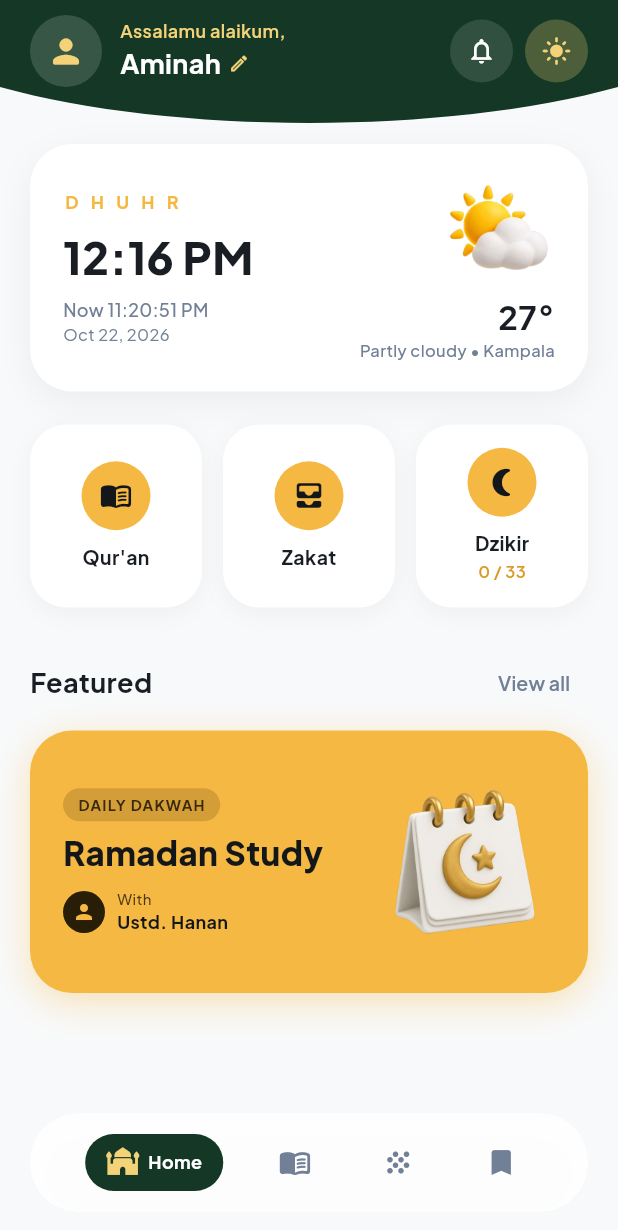
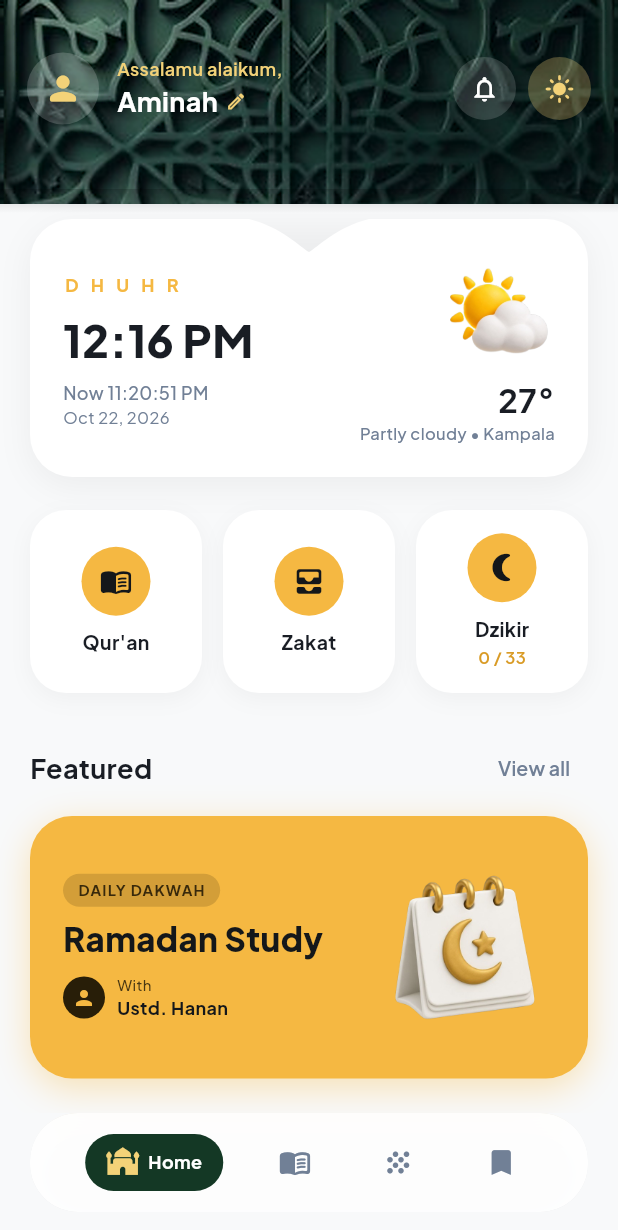
Before and after one commit to piustech1/my-quran, a Flutter app: the screen it shows after launch, on a phone screen of 412 x 824 dp. Shown: the top 1230 px of the screen. Run offline on Flutter 3.47's test engine with Material 3 defaults, Android fonts, the phone set to English and light mode, and no system bars; our stand-ins replace google_fonts, just_audio, shared_preferences.

Commit message:
feat: v1.7.0 AI-generated 4K mufta dome header & card cutout system

```diff
--- a/lib/screens/home_dashboard_screen.dart
+++ b/lib/screens/home_dashboard_screen.dart
@@ -3,8 +3,9 @@ import 'package:flutter/material.dart';
 import 'package:google_fonts/google_fonts.dart';
 import '../constants/app_colors.dart';
 import '../services/theme_service.dart';
-import '../widgets/curved_header.dart';
 import '../widgets/dzikir_counter_dialog.dart';
+import '../widgets/mufta_cutout_clipper.dart';
+import '../widgets/mufta_header.dart';
 import 'quran_library_screen.dart';
 
 class HomeDashboardScreen extends StatefulWidget {
@@ -149,13 +150,11 @@ class _HomeDashboardScreenState extends State<HomeDashboardScreen> {
       backgroundColor: bg,
       body: Column(
         children: [
-          // 1. Curved Downward Solid Forest Green Header (no outlines)
-          CurvedDownwardHeader(
-            curveDepth: 24.0,
-            backgroundColor: AppColors.forestGreen,
-            padding: EdgeInsets.fromLTRB(20, MediaQuery.of(context).padding.top + 10, 20, 24),
+          // 1. AI-Generated Islamic Mufta Dome Header (HD 4K texture, no outlines)
+          MuftaHeader(
             child: Row(
               mainAxisAlignment: MainAxisAlignment.spaceBetween,
+              crossAxisAlignment: CrossAxisAlignment.center,
               children: [
                 Row(
                   children: [
@@ -165,7 +164,7 @@ class _HomeDashboardScreenState extends State<HomeDashboardScreen> {
                       height: 48,
                       decoration: BoxDecoration(
                         shape: BoxShape.circle,
-                        color: Colors.white.withOpacity(0.15),
+                        color: Colors.white.withOpacity(0.18),
                       ),
                       child: const Icon(Icons.person_rounded, color: AppColors.warmGold, size: 26),
                     ),
@@ -211,7 +210,7 @@ class _HomeDashboardScreenState extends State<HomeDashboardScreen> {
                       height: 42,
                       decoration: BoxDecoration(
                         shape: BoxShape.circle,
-                        color: Colors.white.withOpacity(0.12),
+                        color: Colors.white.withOpacity(0.15),
                       ),
                       alignment: Alignment.center,
                       child: const Icon(
@@ -228,7 +227,7 @@ class _HomeDashboardScreenState extends State<HomeDashboardScreen> {
                         height: 42,
                         decoration: BoxDecoration(
                           shape: BoxShape.circle,
-                          color: AppColors.warmGold.withOpacity(0.25),
+                          color: AppColors.warmGold.withOpacity(0.28),
                         ),
                         alignment: Alignment.center,
                         child: Icon(
@@ -248,16 +247,17 @@ class _HomeDashboardScreenState extends State<HomeDashboardScreen> {
           Expanded(
             child: SingleChildScrollView(
               physics: const BouncingScrollPhysics(),
-              padding: const EdgeInsets.fromLTRB(20, 14, 20, 24),
+              padding: const EdgeInsets.fromLTRB(20, 10, 20, 24),
               child: Column(
                 crossAxisAlignment: CrossAxisAlignment.stretch,
                 children: [
-                  // 2. Prayer Card ("DHUHR 12:16 PM" with Sun/Cloud Illustration & Weather)
-                  Container(
-                    height: 165,
-                    padding: const EdgeInsets.symmetric(horizontal: 22, vertical: 18),
+                  // 2. Prayer Card with Mufta Cutout Cradle ("DHUHR 12:16 PM" with Sun/Cloud Illustration & Weather)
+                  Stack(
+                    children: [
+                      // Ambient drop shadow for the card
+                      Positioned.fill(
+                        child: Container(
                           decoration: BoxDecoration(
-                      color: isDark ? AppColors.darkSurface : AppColors.lightSurface,
                             borderRadius: BorderRadius.circular(28),
                             boxShadow: [
                               BoxShadow(
@@ -267,6 +267,19 @@ class _HomeDashboardScreenState extends State<HomeDashboardScreen> {
                               ),
                             ],
                           ),
+                        ),
+                      ),
+                      // Card with custom cutout notch for the Mufta protruding sharp tip
+                      ClipPath(
+                        clipper: const MuftaCutoutClipper(
+                          notchWidth: 80.0,
+                          notchDepth: 22.0,
+                          borderRadius: 28.0,
+                        ),
+                        child: Container(
+                          height: 172,
+                          padding: const EdgeInsets.fromLTRB(22, 20, 22, 16),
+                          color: isDark ? AppColors.darkSurface : AppColors.lightSurface,
                           child: Row(
                             children: [
                               // Prayer Time Details
@@ -340,6 +353,9 @@ class _HomeDashboardScreenState extends State<HomeDashboardScreen> {
                               ),
                             ],
                           ),
+                        ),
+                      ),
+                    ],
                   ),
               const SizedBox(height: 22),
 
--- a/lib/screens/quran_library_screen.dart
+++ b/lib/screens/quran_library_screen.dart
@@ -6,8 +6,9 @@ import '../models/juz.dart';
 import '../services/audio_service.dart';
 import '../services/storage_service.dart';
 import '../widgets/audio_player_bar.dart';
-import '../widgets/curved_header.dart';
 import '../widgets/islamic_star_badge.dart';
+import '../widgets/mufta_cutout_clipper.dart';
+import '../widgets/mufta_header.dart';
 import '../widgets/quran_3d_graphic.dart';
 import 'reader_screen.dart';
 
@@ -96,11 +97,8 @@ class _QuranLibraryScreenState extends State<QuranLibraryScreen>
       body: Column(
         crossAxisAlignment: CrossAxisAlignment.stretch,
         children: [
-          // Forest-Green Curved Dome Header with Back, Title, & Search
-          CurvedDownwardHeader(
-            curveDepth: 22.0,
-            backgroundColor: AppColors.forestGreen,
-            padding: EdgeInsets.fromLTRB(16, MediaQuery.of(context).padding.top + 8, 16, 22),
+          // AI-Generated Islamic Mufta Dome Header (HD 4K texture, no outlines)
+          MuftaHeader(
             child: Row(
               children: [
                 // Circular Back Button (no outline)
@@ -111,7 +109,7 @@ class _QuranLibraryScreenState extends State<QuranLibraryScreen>
                     height: 40,
                     decoration: BoxDecoration(
                       shape: BoxShape.circle,
-                      color: Colors.white.withOpacity(0.15),
+                      color: Colors.white.withOpacity(0.18),
                     ),
                     alignment: Alignment.center,
                     child: const Icon(Icons.arrow_back_ios_new_rounded, size: 16, color: Colors.white),
@@ -168,7 +166,7 @@ class _QuranLibraryScreenState extends State<QuranLibraryScreen>
                     height: 40,
                     decoration: BoxDecoration(
                       shape: BoxShape.circle,
-                      color: Colors.white.withOpacity(0.15),
+                      color: Colors.white.withOpacity(0.18),
                     ),
                     alignment: Alignment.center,
                     child: Icon(
@@ -189,14 +187,14 @@ class _QuranLibraryScreenState extends State<QuranLibraryScreen>
                 Column(
                   crossAxisAlignment: CrossAxisAlignment.stretch,
                   children: [
-                    // 1. Golden "Last Read" Card (Pushed comfortably below the dome curve)
+                    // 1. Golden "Last Read" Card with Mufta Cutout Cradle
                     Padding(
-                      padding: const EdgeInsets.fromLTRB(16, 16, 16, 14),
+                      padding: const EdgeInsets.fromLTRB(16, 10, 16, 14),
+                      child: Stack(
+                        children: [
+                          Positioned.fill(
                             child: Container(
-                  height: 172,
-                  padding: const EdgeInsets.fromLTRB(22, 18, 14, 18),
                               decoration: BoxDecoration(
-                    color: AppColors.accentGold,
                                 borderRadius: BorderRadius.circular(28),
                                 boxShadow: [
                                   BoxShadow(
@@ -206,6 +204,18 @@ class _QuranLibraryScreenState extends State<QuranLibraryScreen>
                                   ),
                                 ],
                               ),
+                            ),
+                          ),
+                          ClipPath(
+                            clipper: const MuftaCutoutClipper(
+                              notchWidth: 80.0,
+                              notchDepth: 20.0,
+                              borderRadius: 28.0,
+                            ),
+                            child: Container(
+                              height: 172,
+                              padding: const EdgeInsets.fromLTRB(22, 22, 14, 18),
+                              color: AppColors.accentGold,
                   child: Row(
                     children: [
                       // Left content
@@ -308,6 +318,9 @@ class _QuranLibraryScreenState extends State<QuranLibraryScreen>
                       ),
                     ],
                   ),
+                ),
+              ),
+            ],
           ),
         ),
 
--- a/lib/screens/reader_screen.dart
+++ b/lib/screens/reader_screen.dart
@@ -9,7 +9,7 @@ import '../services/storage_service.dart';
 import '../widgets/audio_frequency_wave.dart';
 import '../widgets/ayah_card.dart';
 import '../widgets/bismillah_banner.dart';
-import '../widgets/curved_header.dart';
+import '../widgets/mufta_header.dart';
 import '../widgets/page_turn_view.dart';
 
 enum ReaderMode {
@@ -367,7 +367,7 @@ class _ReaderScreenState extends State<ReaderScreen> {
     final isDark = Theme.of(context).brightness == Brightness.dark;
     final bg = isDark ? AppColors.darkBackground : AppColors.lightBackground;
     final topPadding = MediaQuery.of(context).padding.top;
-    final headerHeight = topPadding + 138.0;
+    final headerHeight = topPadding + 148.0;
 
     return Scaffold(
       backgroundColor: bg,
@@ -376,12 +376,12 @@ class _ReaderScreenState extends State<ReaderScreen> {
           // Main Reader Body (takes full height with zero bottom obstruction)
           Positioned.fill(
             child: Padding(
-              padding: EdgeInsets.only(top: headerHeight - 6, bottom: 8),
+              padding: EdgeInsets.only(top: headerHeight - 4, bottom: 8),
               child: _buildBody(),
             ),
           ),
 
-          // Curved Downward Solid Forest Green Header with Golden Audio Frequency Wave
+          // HD 4K Arabesque Mufta Dome Header with Golden Audio Frequency Wave
           Positioned(
             top: 0,
             left: 0,
@@ -395,15 +395,15 @@ class _ReaderScreenState extends State<ReaderScreen> {
 
   Widget _buildCurvedHeader(BuildContext context) {
     final topPadding = MediaQuery.of(context).padding.top;
+    final headerHeight = topPadding + 148.0;
 
-    return CurvedDownwardHeader(
-      curveDepth: 22.0,
-      backgroundColor: AppColors.forestGreen,
+    return MuftaHeader(
+      height: headerHeight,
       padding: EdgeInsets.only(
         top: topPadding + 6,
         left: 10,
         right: 10,
-        bottom: 22,
+        bottom: 24,
       ),
       child: Column(
         mainAxisSize: MainAxisSize.min,
--- /dev/null
+++ b/lib/widgets/mufta_cutout_clipper.dart
@@ -0,0 +1,88 @@
+import 'package:flutter/material.dart';
+
+/// Custom clipper that carves an organic Islamic arch notch into the top center of a card.
+/// This allows the protruding sharp center tip of the top Mufta header to nest
+/// seamlessly into the card like a puzzle piece without colliding with child text or icons.
+class MuftaCutoutClipper extends CustomClipper<Path> {
+  final double notchWidth;
+  final double notchDepth;
+  final double borderRadius;
+
+  const MuftaCutoutClipper({
+    this.notchWidth = 76.0,
+    this.notchDepth = 24.0,
+    this.borderRadius = 28.0,
+  });
+
+  @override
+  Path getClip(Size size) {
+    final path = Path();
+    final halfW = size.width / 2;
+    final halfNotch = notchWidth / 2;
+
+    // Start at top-left after corner radius
+    path.moveTo(borderRadius, 0);
+
+    // Straight to start of notch
+    final notchStart = halfW - halfNotch;
+    path.lineTo(notchStart, 0);
+
+    // Smooth Islamic pointed arch curve dipping to (halfW, notchDepth)
+    path.cubicTo(
+      halfW - (halfNotch * 0.45),
+      notchDepth * 0.25,
+      halfW - (halfNotch * 0.15),
+      notchDepth * 0.85,
+      halfW,
+      notchDepth,
+    );
+
+    // Right slope rising back to top edge
+    final notchEnd = halfW + halfNotch;
+    path.cubicTo(
+      halfW + (halfNotch * 0.15),
+      notchDepth * 0.85,
+      halfW + (halfNotch * 0.45),
+      notchDepth * 0.25,
+      notchEnd,
+      0,
+    );
+
+    // Continue to top-right corner
+    path.lineTo(size.width - borderRadius, 0);
+    path.arcToPoint(
+      Offset(size.width, borderRadius),
+      radius: Radius.circular(borderRadius),
+    );
+
+    // Down to bottom-right corner
+    path.lineTo(size.width, size.height - borderRadius);
+    path.arcToPoint(
+      Offset(size.width - borderRadius, size.height),
+      radius: Radius.circular(borderRadius),
+    );
+
+    // Along bottom to bottom-left corner
+    path.lineTo(borderRadius, size.height);
+    path.arcToPoint(
+      Offset(0, size.height - borderRadius),
+      radius: Radius.circular(borderRadius),
+    );
+
+    // Up to top-left corner
+    path.lineTo(0, borderRadius);
+    path.arcToPoint(
+      Offset(borderRadius, 0),
+      radius: Radius.circular(borderRadius),
+    );
+
+    path.close();
+    return path;
+  }
+
+  @override
+  bool shouldReclip(covariant MuftaCutoutClipper oldClipper) =>
+      oldClipper.notchWidth != notchWidth ||
+      oldClipper.notchDepth != notchDepth ||
+      oldClipper.borderRadius != borderRadius;
+}
--- /dev/null
+++ b/lib/widgets/mufta_header.dart
@@ -0,0 +1,90 @@
+import 'package:flutter/material.dart';
+import '../constants/app_colors.dart';
+
+/// Reusable top header widget showcasing the AI-generated Islamic Mufta dome texture.
+/// Features high-definition arabesque relief carvings, a multi-lobed arch boundary,
+/// and an organic protruding sharp center tip.
+class MuftaHeader extends StatelessWidget {
+  final Widget child;
+  final double? height;
+  final EdgeInsetsGeometry? padding;
+
+  const MuftaHeader({
+    super.key,
+    required this.child,
+    this.height,
+    this.padding,
+  });
+
+  @override
+  Widget build(BuildContext context) {
+    final topPadding = MediaQuery.of(context).padding.top;
+    final totalHeight = height ?? (topPadding + 136.0);
+
+    return SizedBox(
+      width: double.infinity,
+      height: totalHeight,
+      child: Stack(
+        clipBehavior: Clip.none,
+        children: [
+          // 1. HD 4K Arabesque Mufta Background Image
+          Positioned(
+            left: 0,
+            right: 0,
+            top: 0,
+            bottom: 0,
+            child: Container(
+              color: AppColors.forestGreen,
+              child: Image.asset(
+                'assets/top_mufta.png',
+                width: double.infinity,
+                height: totalHeight,
+                fit: BoxFit.cover,
+                alignment: Alignment.topCenter,
+                errorBuilder: (context, error, stackTrace) => Container(
+                  color: AppColors.forestGreen,
+                ),
+              ),
+            ),
+          ),
+
+          // 2. Subtle ambient bottom drop shadow beneath the arch
+          Positioned(
+            left: 0,
+            right: 0,
+            bottom: -6,
+            height: 16,
+            child: IgnorePointer(
+              child: Container(
+                decoration: BoxDecoration(
+                  gradient: LinearGradient(
+                    begin: Alignment.topCenter,
+                    end: Alignment.bottomCenter,
+                    colors: [
+                      Colors.black.withOpacity(0.18),
+                      Colors.transparent,
+                    ],
+                  ),
+                ),
+              ),
+            ),
+          ),
+
+          // 3. Foreground Controls placed safely above the arch curve
+          Positioned.fill(
+            child: Padding(
+              padding: padding ??
+                  EdgeInsets.fromLTRB(
+                    18,
+                    topPadding + 6,
+                    18,
+                    24,
+                  ),
+              child: child,
+            ),
+          ),
+        ],
+      ),
+    );
+  }
+}
--- a/pubspec.yaml
+++ b/pubspec.yaml
@@ -16,7 +16,7 @@ publish_to: 'none' # Remove this line if you wish to publish to pub.dev
 # https://developer.apple.com/library/archive/documentation/General/Reference/InfoPlistKeyReference/Articles/CoreFoundationKeys.html
 # In Windows, build-name is used as the major, minor, and patch parts
 # of the product and file versions while build-number is used as the build suffix.
-version: 1.6.0+9
+version: 1.7.0+10
 
 environment:
   sdk: ^3.5.4
```
Also changed, not shown: assets/top_mufta.png (added), assets/top_mufta_4k.png (added), 1 other file. Lines whose indentation alone changed are shown as unchanged.
